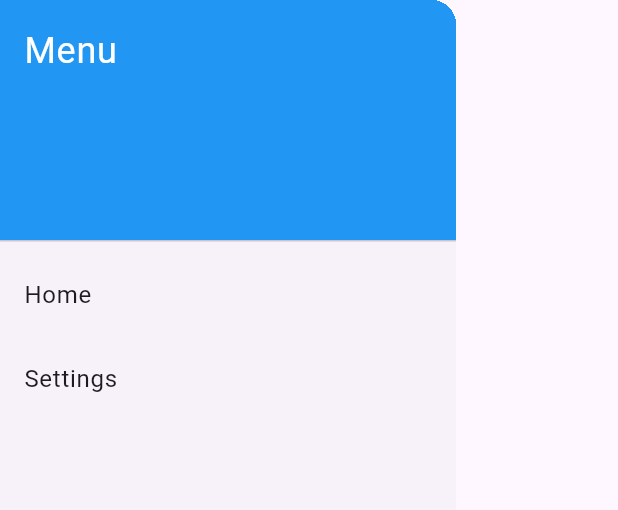
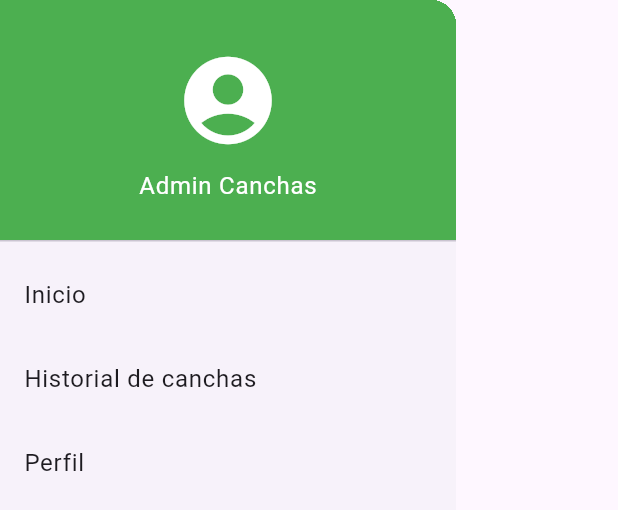
Before and after one commit to MaikollEnamorado/proyecto_lenguaje_de_programacion, a Flutter app: the SideMenu widget shown alone on an empty page, opened directly, on a phone screen of 412 x 824 dp. Shown: the top 510 px of the screen. Run offline on Flutter 3.47's test engine with Material 3 defaults, Android fonts, the phone set to English and light mode, and no system bars; our stand-ins replace go_router; network calls fail.

Commit message:
1) creacion de menus en el drawer con el widget, y retoque en el appbar

```diff
--- a/lib/src/widget/side_menu.dart
+++ b/lib/src/widget/side_menu.dart
@@ -1,9 +1,7 @@
 import 'package:flutter/material.dart';
 
 class SideMenu extends StatelessWidget {
-  const SideMenu({
-    super.key,
-  });
+  const SideMenu({super.key});
 
   @override
   Widget build(BuildContext context) {
@@ -12,27 +10,32 @@ class SideMenu extends StatelessWidget {
         padding: EdgeInsets.zero,
         children: <Widget>[
           DrawerHeader(
-            decoration: BoxDecoration(
-              color: Colors.blue,
-            ),
-            child: const Text(
-              'Menu',
-              style: TextStyle(
-                color: Colors.white,
-                fontSize: 24,
-              ),
+            decoration: BoxDecoration(color: Colors.green),
+            child: Column(
+              mainAxisAlignment: MainAxisAlignment.center,
+              children: [
+                Icon(Icons.account_circle, size: 70, color: Colors.white),
+                SizedBox(height: 10),
+                Text('Admin Canchas', style: TextStyle(color: Colors.white)),
+              ],
             ),
           ),
           ListTile(
-            title: const Text('Home'),
+            title: const Text('Inicio'),
             onTap: () {
               Navigator.pop(context);
             },
           ),
           ListTile(
-            title: const Text('Settings'),
+            title: const Text('Historial de canchas'),
             onTap: () {
-              // Navigate to settings page
+              Navigator.pop(context);
+            },
+          ),
+          ListTile(
+            title: const Text('Perfil'),
+            onTap: () {
+              Navigator.pop(context);
             },
           ),
         ],
```
Also changed, not shown: lib/src/view/home_page.dart (+12 -11 lines).
